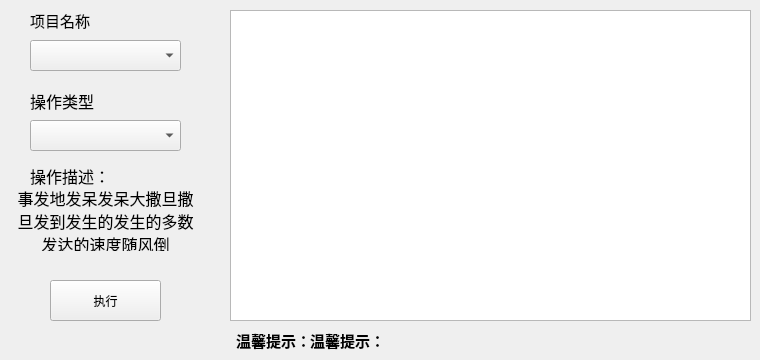
The window that client/gameserverOperator/ui/mainwindow.ui (face2wind/internalServiceProvider) describes before a commit, drawn with Qt 5.
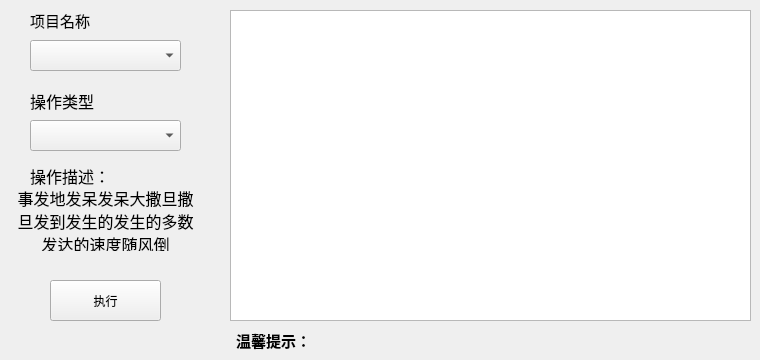
The same window after the commit.

The edit to the form file:
```diff
--- a/client/gameserverOperator/ui/mainwindow.ui
+++ b/client/gameserverOperator/ui/mainwindow.ui
@@ -187,7 +187,7 @@
      <bool>false</bool>
     </property>
     <property name="text">
-     <string>温馨提示：</string>
+     <string/>
     </property>
     <property name="alignment">
      <set>Qt::AlignLeading|Qt::AlignLeft|Qt::AlignVCenter</set>
```
